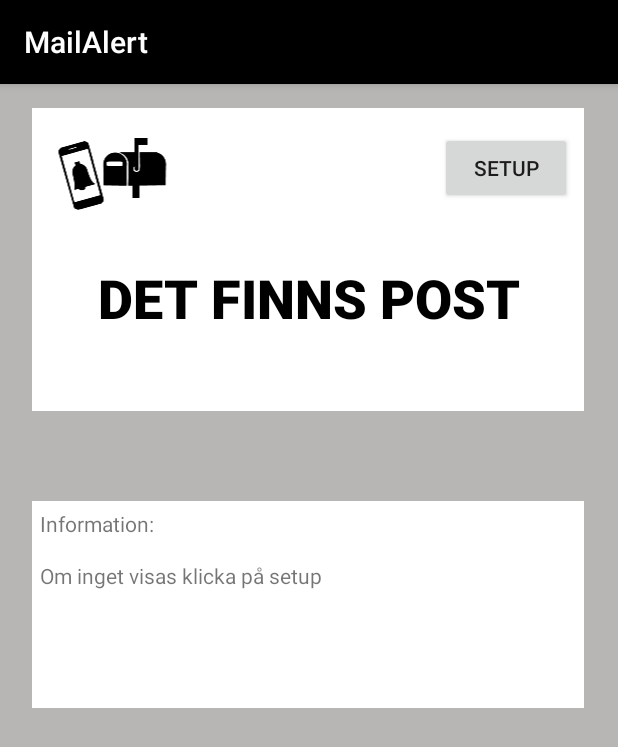
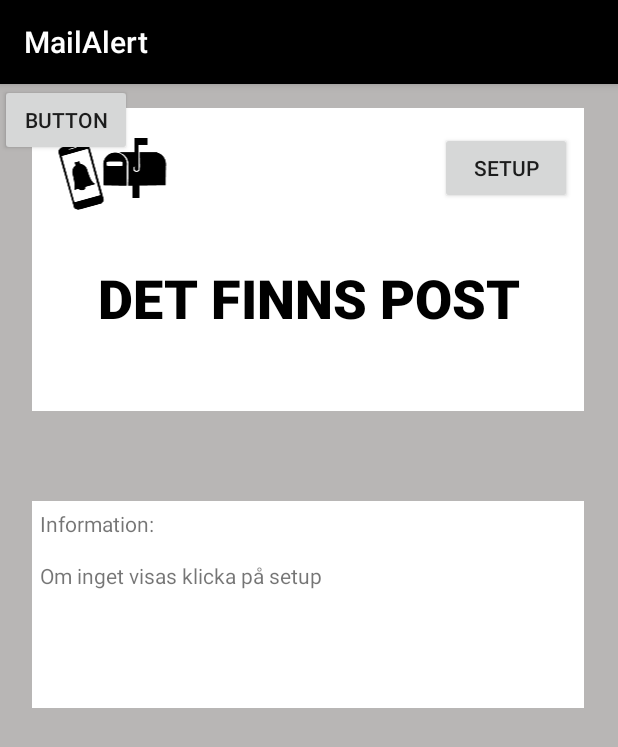
Before and after one commit to sneskaft/postlda, an Android app: the screen it shows after launch (MainActivity), on a phone screen of 412 x 824 dp. Shown: the top 747 px of the screen. Run offline under Robolectric (Android 15) with nearby library versions, the phone set to English and light mode, and no system bars; our stand-ins replace Firebase (no records; nobody signed in at launch, a user with empty details on screens opened directly); 2 statements that could not run were skipped.

Commit message:
REEEEEEEEEEEEEEEEEEEEEEEEEE2

```diff
--- a/app/src/main/java/com/example/typelias/postlda/MainActivity.java
+++ b/app/src/main/java/com/example/typelias/postlda/MainActivity.java
@@ -1,6 +1,11 @@
 package com.example.typelias.postlda;
 
 
+import android.annotation.TargetApi;
+import android.app.Notification;
+import android.app.NotificationChannel;
+import android.app.NotificationManager;
+import android.app.PendingIntent;
 import android.content.BroadcastReceiver;
 import android.content.Context;
 import android.content.Intent;
@@ -9,6 +14,7 @@ import android.content.SharedPreferences;
 import android.os.AsyncTask;
 import android.os.Bundle;
 import android.os.Handler;
+import android.support.v4.app.NotificationCompat;
 import android.support.v7.app.AppCompatActivity;
 import android.support.v7.widget.Toolbar;
 import android.util.Log;
@@ -27,6 +33,7 @@ import com.google.firebase.database.ValueEventListener;
 public class MainActivity extends AppCompatActivity {
 
     public Button but1;
+    public Button but2;
 
 
     public TextView owner;
@@ -42,10 +49,17 @@ public class MainActivity extends AppCompatActivity {
     DatabaseReference myRef;
 
 
+    NotificationCompat.Builder notification;
+    public static final int uniqID = 4729375;
+    public static final String Chanel_ID = "my_ch_id";
+    NotificationChannel mChanel;
+
+
 
 
     public void init() {
         but1 = (Button) findViewById(R.id.next);
+        but2 = (Button) findViewById(R.id.send);
         but1.setOnClickListener(new View.OnClickListener() {
             @Override
             public void onClick(View view) {
@@ -53,6 +67,13 @@ public class MainActivity extends AppCompatActivity {
 
 
                 startActivity(toy);
+            }
+        });
+
+        but2.setOnClickListener(new View.OnClickListener() {
+            @Override
+            public void onClick(View view) {
+                buildRun();
             }
         });
 
@@ -87,6 +108,12 @@ public class MainActivity extends AppCompatActivity {
         int temp = data.getInt("id",0);
         String id = String.valueOf(temp);
 
+        //Notification
+        @TargetApi(mChanel = new NotificationChannel(Chanel_ID,"myChanel",NotificationManager.IMPORTANCE_LOW);)
+        notification = new NotificationCompat.Builder(this,Chanel_ID);
+        notification.setAutoCancel(true);
+
+
         //Database
 
         database = FirebaseDatabase.getInstance();
@@ -105,6 +132,7 @@ public class MainActivity extends AppCompatActivity {
 
                         if (status == 1) {
                             mailStatus.setText("Det finns post");
+                            buildRun();
                         } else if (status == 0) {
                             mailStatus.setText("Ingen post");
                         } else {
@@ -151,4 +179,24 @@ public class MainActivity extends AppCompatActivity {
         }
     }
 
+    public void buildRun()
+    {
+        //Build
+        notification.setSmallIcon(R.drawable.ic_launcher_foreground);
+        notification.setTicker("Post");
+        notification.setWhen(System.currentTimeMillis());
+        notification.setContentTitle("MailAlert");
+        notification.setContentText("Du har fått post");
+        notification.setChannelId(Chanel_ID);
+
+        Intent intent = new Intent(this, MainActivity.class);
+        PendingIntent pendingIntent = PendingIntent.getActivity(this,0,intent,PendingIntent.FLAG_UPDATE_CURRENT);
+        notification.setContentIntent(pendingIntent);
+
+        //Run
+        NotificationManager nm = (NotificationManager) getSystemService(NOTIFICATION_SERVICE);
+        nm.notify(uniqID,notification.build());
+
+    }
+
 }
--- a/app/src/main/res/layout/content_main.xml
+++ b/app/src/main/res/layout/content_main.xml
@@ -146,4 +146,12 @@
 
     </LinearLayout>
 
+    <Button
+        android:id="@+id/send"
+        android:layout_width="wrap_content"
+        android:layout_height="wrap_content"
+        android:text="Button"
+        tools:layout_editor_absoluteX="49dp"
+        tools:layout_editor_absoluteY="428dp" />
+
 </android.support.constraint.ConstraintLayout>
```
